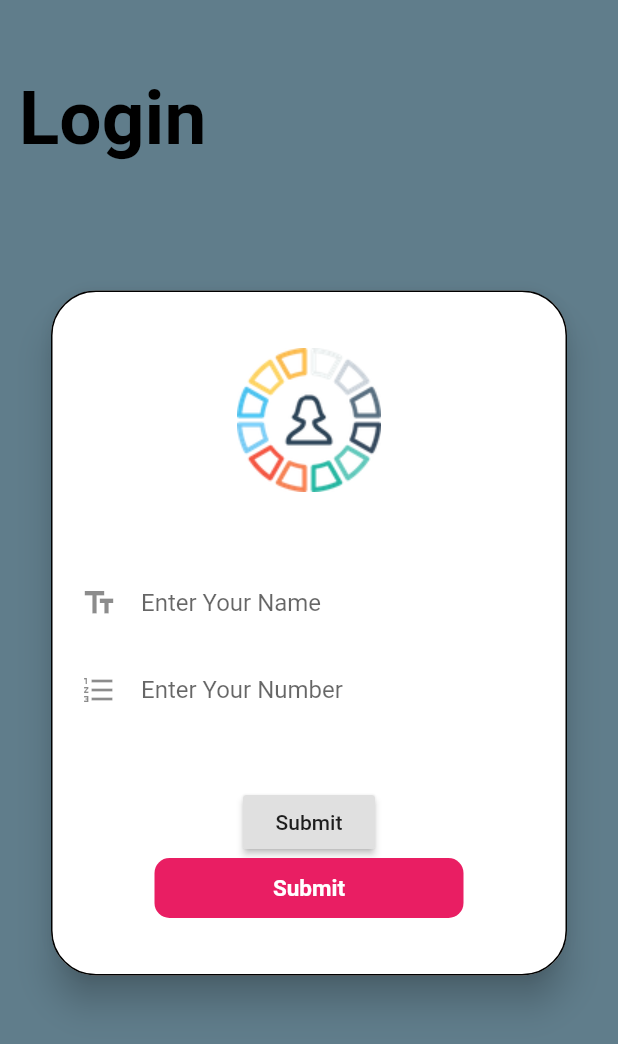
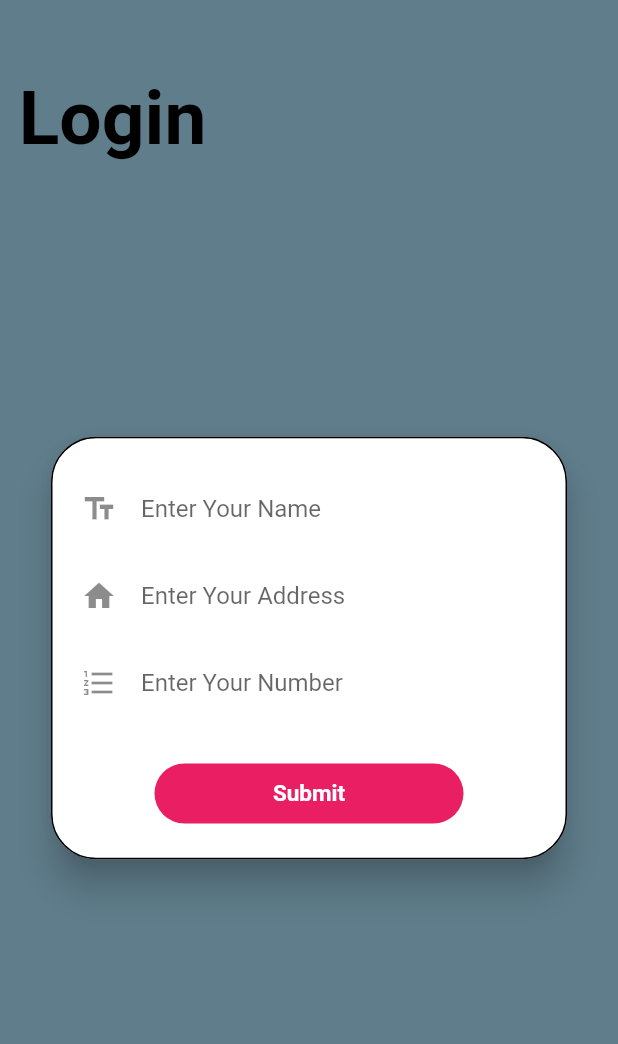
Before and after one commit to Avantikamal/HomeBox2, a Flutter app: the Login screen opened directly, after a tap on "Submit", on a phone screen of 412 x 824 dp. Shown: the top 1044 px of the screen. Run offline on Flutter 3.47's test engine with Material 2 defaults, Android fonts, the phone set to English and light mode, and no system bars; our stand-ins replace firebase_auth, flutter_spinkit, intro_slider; accounts and stored records are empty.

Commit message:
Improved login

```diff
--- a/lib/main.dart
+++ b/lib/main.dart
@@ -1,5 +1,4 @@
 import 'package:flutter/material.dart';
-// import 'package:homebox/screens/Dashboard.dart';
 import 'package:homebox/screens/Intro.dart';
 import 'package:homebox/screens/splash.dart';
 
@@ -7,7 +6,6 @@
 
 // ignore: must_be_immutable
 class MyApp extends StatelessWidget {
-  bool _switchVal = false;
   @override
   Widget build(BuildContext context) {
     return new MaterialApp(
--- a/lib/screens/Intro.dart
+++ b/lib/screens/Intro.dart
@@ -5,9 +5,6 @@
 import 'package:intro_slider/slide_object.dart';
 import 'package:intro_slider/dot_animation_enum.dart';
 import 'package:firebase_auth/firebase_auth.dart';
-import 'package:intro_slider/dot_animation_enum.dart';
-import 'package:intro_slider/intro_slider.dart';
-import 'package:intro_slider/slide_object.dart';
 
 class Intro extends StatefulWidget {
   @override
--- a/lib/screens/Login.dart
+++ b/lib/screens/Login.dart
@@ -10,9 +10,9 @@
       timeout: Duration(seconds: 60),
       verificationCompleted: (AuthCredential credential) async {
         Navigator.of(context).pop();
-        AuthResult result = await _auth.signInWithCredential(credential);
+        // AuthResult result = await _auth.signInWithCredential(credential);
 
-        FirebaseUser user = result.user;
+        // FirebaseUser user = result.user;
 
         // if (user != null) {
         //   Navigator.push(
@@ -101,8 +101,8 @@
               ),
               Center(
                   child: Container(
-                      padding: EdgeInsets.only(top: 20),
-                      height: MediaQuery.of(context).size.height / 1.7,
+                      padding: EdgeInsets.only(top: 40),
+                      height: MediaQuery.of(context).size.height / 2.5,
                       width: MediaQuery.of(context).size.width - 60,
                       child: Card(
                           shape: RoundedRectangleBorder(
@@ -121,15 +121,18 @@
                                       mainAxisAlignment:
                                           MainAxisAlignment.center,
                                       children: <Widget>[
-                                        Image(
-                                            image: AssetImage(
-                                                'assets/logo/user.png')),
-                                        SizedBox(height: 50),
                                         TextFormField(
                                           decoration: InputDecoration(
                                               icon: new Icon(Icons.text_fields),
                                               border: InputBorder.none,
                                               hintText: 'Enter Your Name'),
+                                        ),
+                                        SizedBox(height: 10),
+                                        TextFormField(
+                                          decoration: InputDecoration(
+                                              icon: new Icon(Icons.home),
+                                              border: InputBorder.none,
+                                              hintText: 'Enter Your Address'),
                                         ),
                                         SizedBox(height: 10),
                                         TextField(
@@ -141,28 +144,20 @@
                                               hintText: 'Enter Your Number'),
                                         ),
                                         SizedBox(
-                                          height: 40,
+                                          height: 30,
                                         ),
-                                        RaisedButton(
-                                            onPressed: () {
-                                              var phone = _phoneController.text;
-                                              loginUser(phone, context);
-                                            },
-                                            child: Text("Submit")),
                                         GestureDetector(
                                           onTap: () {
-                                            // Navigator.push(
-                                            //     context,
-                                            //     MaterialPageRoute(
-                                            //         builder: (context) =>
-                                            //             Dashboard()));
+                                            var phone = _phoneController.text;
+                                            loginUser(phone, context);
+                                            _phoneController.clear();
                                           },
                                           child: Container(
                                               decoration: BoxDecoration(
                                                   color: Colors.pink,
                                                   borderRadius:
                                                       BorderRadius.circular(
-                                                          10)),
+                                                          40)),
                                               height: 40,
                                               width: MediaQuery.of(context)
                                                       .size
--- a/lib/screens/cechkz.dart
+++ b/lib/screens/cechkz.dart
@@ -1,7 +1,4 @@
 import 'package:flutter/material.dart';
-import 'package:firebase_auth/firebase_auth.dart';
-
-final FirebaseAuth _firebaseAuth = FirebaseAuth.instance;
 
 class exeute extends StatefulWidget {
   @override
```
Also changed, not shown: pubspec.yaml (+13 -13 lines).
